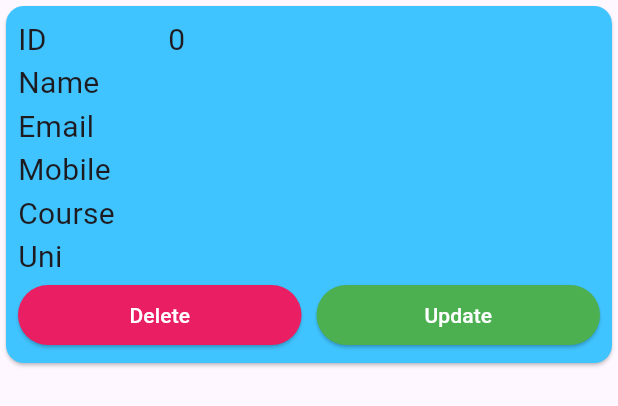
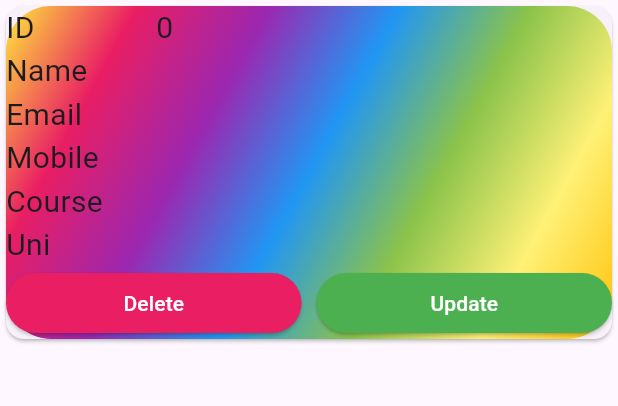
Before and after one commit to Qariziaullahkhan/Student-db, a Flutter app: the StudentCardWidget widget shown alone on an empty page, opened directly with empty values, on a phone screen of 412 x 824 dp. Shown: the top 406 px of the screen. Run offline on Flutter 3.47's test engine with Material 3 defaults, Android fonts, the phone set to English and light mode, and no system bars; our stand-ins replace fluttertoast, sqflite; accounts and stored records are empty.

Commit message:
my second commit in this app

```diff
--- a/lib/main.dart
+++ b/lib/main.dart
@@ -12,9 +12,9 @@ class MyApp extends StatelessWidget {
   @override
   Widget build(BuildContext context) {
     return MaterialApp(
+      debugShowCheckedModeBanner: false,
       title: 'Flutter Demo',
       theme: ThemeData(
-
         colorScheme: ColorScheme.fromSeed(seedColor: Colors.deepPurple),
         useMaterial3: true,
       ),
--- a/lib/widgets/student_card_widget.dart
+++ b/lib/widgets/student_card_widget.dart
@@ -17,17 +17,43 @@ class StudentCardWidget extends StatelessWidget {
   Widget build(BuildContext context) {
     return SingleChildScrollView(
       child: Card(
-        color: Colors.lightBlueAccent,
-        child: Padding(
-          padding: const EdgeInsets.all(8.0),
+        child: Container(
+          decoration: BoxDecoration(
+            borderRadius: BorderRadius.circular(30),
+            gradient: LinearGradient(
+              colors: [
+                Colors.yellow,
+                Colors.pink,
+                Colors.purple,
+                Colors.blue,
+                Colors.lightGreen,
+                Colors.yellow.shade300,
+                Colors.amber,
+              ],
+              begin: Alignment.topLeft,
+              end: Alignment.bottomRight,
+            ),
+          ),
           child: Column(
+            crossAxisAlignment: CrossAxisAlignment.start,
             children: [
+              // Icon(
+              //   Icons.circle,
+              //   color: Colors.white,
+              //   size: 45,
+              // ),
+              // Icon(
+              //   Icons.person,
+              //   color: Colors.amber,
+              //   size: 40,
+              // ),
               StudentItemInfoWidget(title: 'ID', value: student.id.toString()),
               StudentItemInfoWidget(title: 'Name', value: student.name),
               StudentItemInfoWidget(title: 'Email', value: student.email),
               StudentItemInfoWidget(title: 'Mobile', value: student.mobile),
               StudentItemInfoWidget(title: 'Course', value: student.course),
               StudentItemInfoWidget(title: 'Uni', value: student.uni),
+
               Row(
                 children: [
                   Expanded(
--- a/lib/widgets/student_item_info_widget.dart
+++ b/lib/widgets/student_item_info_widget.dart
@@ -18,9 +18,11 @@ class StudentItemInfoWidget extends StatelessWidget {
               style: const TextStyle(fontSize: 20),
             ),
           ),
-          Text(
-            value,
-            style: const TextStyle(fontSize: 20),
+          Flexible(
+            child: Text(
+              value,
+              style: const TextStyle(fontSize: 20),
+            ),
           ),
         ],
       ),
```
Also changed, not shown: lib/screens/add_student_screen.dart (+11 -2 lines).
